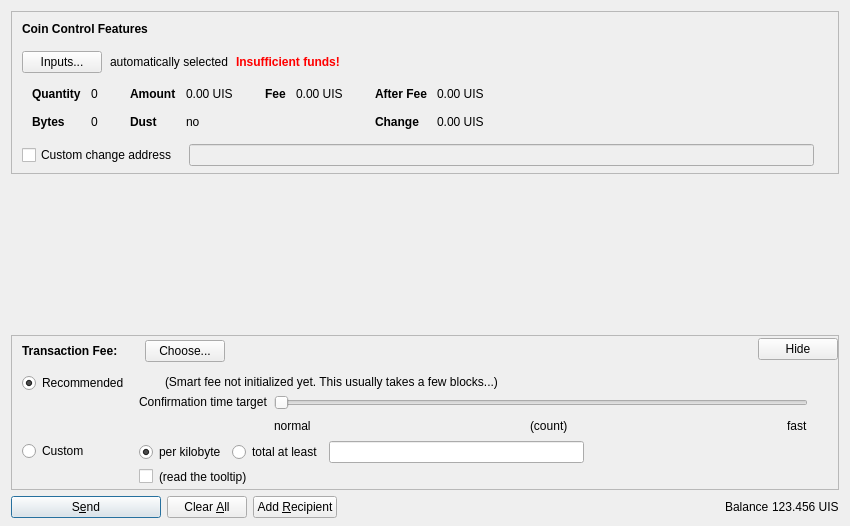
Above: src/qt/forms/sendcoinsdialog.ui from unitusdev/unitus before the change. Below: the same form after it.
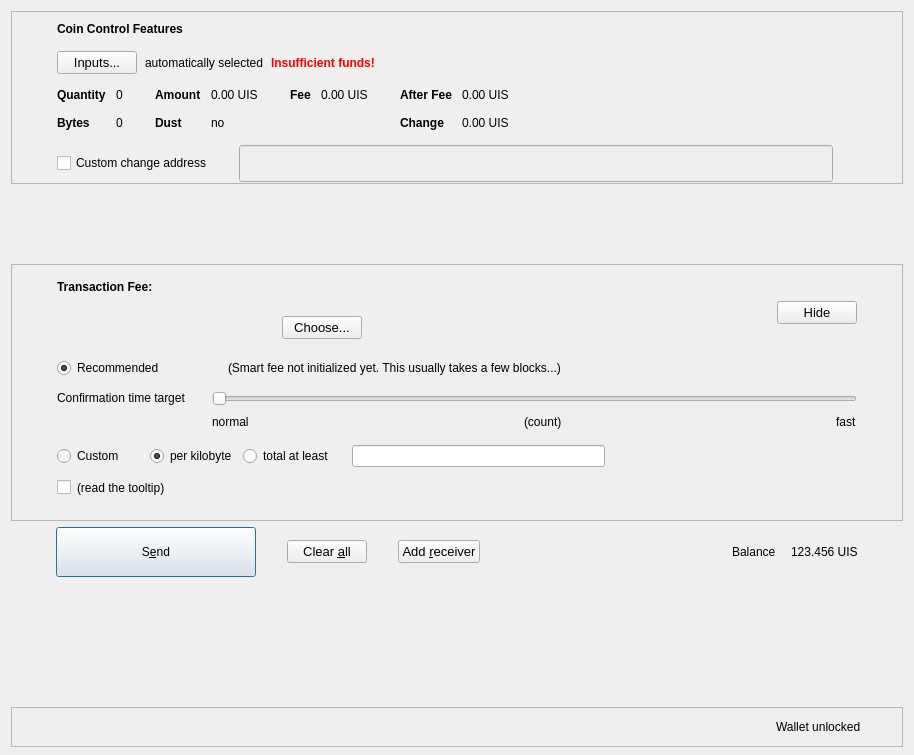
That is the form after the change. Icons and pictures are not drawn. Custom widgets are drawn as their Qt base class.

```diff
--- a/src/qt/forms/sendcoinsdialog.ui
+++ b/src/qt/forms/sendcoinsdialog.ui
@@ -6,14 +6,14 @@
    <rect>
     <x>0</x>
     <y>0</y>
-    <width>850</width>
-    <height>526</height>
+    <width>910</width>
+    <height>755</height>
    </rect>
   </property>
   <property name="windowTitle">
    <string>Send Coins</string>
   </property>
-  <layout class="QVBoxLayout" name="verticalLayout" stretch="0,1,0,0">
+  <layout class="QVBoxLayout" name="verticalLayout" stretch="0,0,0,0,0,0,0">
    <property name="bottomMargin">
     <number>8</number>
    </property>
@@ -51,7 +51,7 @@
        <number>0</number>
       </property>
       <property name="bottomMargin">
-       <number>6</number>
+       <number>0</number>
       </property>
       <item>
        <layout class="QVBoxLayout" name="verticalLayoutCoinControl" stretch="0,0,0,0,1">
@@ -59,11 +59,14 @@
          <number>0</number>
         </property>
         <property name="leftMargin">
-         <number>10</number>
+         <number>45</number>
         </property>
         <property name="topMargin">
          <number>10</number>
         </property>
+        <property name="rightMargin">
+         <number>45</number>
+        </property>
         <item>
          <layout class="QHBoxLayout" name="horizontalLayoutCoinControl1">
           <property name="bottomMargin">
@@ -103,6 +106,11 @@
           </property>
           <item>
            <widget class="QPushButton" name="pushButtonCoinControl">
+            <property name="font">
+             <font>
+              <pointsize>10</pointsize>
+             </font>
+            </property>
             <property name="styleSheet">
              <string notr="true"/>
             </property>
@@ -208,7 +216,7 @@
                 <number>14</number>
                </property>
                <property name="leftMargin">
-                <number>10</number>
+                <number>0</number>
                </property>
                <property name="topMargin">
                 <number>4</number>
@@ -499,7 +507,7 @@
          </widget>
         </item>
         <item>
-         <layout class="QHBoxLayout" name="horizontalLayoutCoinControl4" stretch="0,0,0">
+         <layout class="QHBoxLayout" name="horizontalLayoutCoinControl4" stretch="0,0,0,0">
           <property name="spacing">
            <number>12</number>
           </property>
@@ -522,6 +530,22 @@
             </property>
            </widget>
           </item>
+          <item>
+           <spacer name="horizontalSpacer_18">
+            <property name="orientation">
+             <enum>Qt::Horizontal</enum>
+            </property>
+            <property name="sizeType">
+             <enum>QSizePolicy::Fixed</enum>
+            </property>
+            <property name="sizeHint" stdset="0">
+             <size>
+              <width>15</width>
+              <height>20</height>
+             </size>
+            </property>
+           </spacer>
+          </item>
           <item>
            <widget class="QValidatedLineEdit" name="lineEditCoinControlChange">
             <property name="enabled">
@@ -533,6 +557,12 @@
               <verstretch>0</verstretch>
              </sizepolicy>
             </property>
+            <property name="minimumSize">
+             <size>
+              <width>0</width>
+              <height>37</height>
+             </size>
+            </property>
            </widget>
           </item>
           <item>
@@ -596,8 +626,8 @@
        <rect>
         <x>0</x>
         <y>0</y>
-        <width>832</width>
-        <height>69</height>
+        <width>892</width>
+        <height>73</height>
        </rect>
       </property>
       <property name="styleSheet">
@@ -685,10 +715,13 @@
          <number>0</number>
         </property>
         <property name="leftMargin">
-         <number>10</number>
+         <number>45</number>
         </property>
         <property name="topMargin">
-         <number>0</number>
+         <number>15</number>
+        </property>
+        <property name="rightMargin">
+         <number>45</number>
         </property>
         <item>
          <layout class="QHBoxLayout" name="horizontalLayoutFee1">
@@ -696,32 +729,8 @@
            <number>0</number>
           </property>
           <item>
-           <layout class="QVBoxLayout" name="verticalLayoutFee7">
-            <property name="spacing">
-             <number>0</number>
-            </property>
-            <item>
-             <spacer name="verticalSpacerSmartFee">
-              <property name="orientation">
-               <enum>Qt::Vertical</enum>
-              </property>
-              <property name="sizeType">
-               <enum>QSizePolicy::Fixed</enum>
-              </property>
-              <property name="sizeHint" stdset="0">
-               <size>
-                <width>1</width>
-                <height>4</height>
-               </size>
-              </property>
-             </spacer>
-            </item>
-            <item>
-             <layout class="QHBoxLayout" name="horizontalLayoutSmartFee">
-              <property name="spacing">
-               <number>10</number>
-              </property>
-              <item>
+           <layout class="QGridLayout" name="gridLayout">
+            <item row="0" column="0">
                <widget class="QLabel" name="labelFeeHeadline">
                 <property name="sizePolicy">
                  <sizepolicy hsizetype="Preferred" vsizetype="Maximum">
@@ -729,6 +738,12 @@
                   <verstretch>0</verstretch>
                  </sizepolicy>
                 </property>
+              <property name="minimumSize">
+               <size>
+                <width>225</width>
+                <height>0</height>
+               </size>
+              </property>
                 <property name="font">
                  <font>
                   <weight>75</weight>
@@ -743,31 +758,65 @@
                 </property>
                </widget>
               </item>
-              <item>
-               <widget class="QLabel" name="labelFeeMinimized">
-                <property name="text">
-                 <string/>
-                </property>
-               </widget>
-              </item>
-              <item>
+            <item row="2" column="1">
                <widget class="QPushButton" name="buttonChooseFee">
+              <property name="font">
+               <font>
+                <pointsize>10</pointsize>
+               </font>
+              </property>
                 <property name="text">
                  <string>Choose...</string>
                 </property>
                </widget>
               </item>
-             </layout>
-            </item>
+            <item row="2" column="0">
+             <layout class="QHBoxLayout" name="horizontalLayoutSmartFee">
+              <property name="spacing">
+               <number>10</number>
+              </property>
             <item>
+               <widget class="QLabel" name="labelFeeMinimized">
+                <property name="font">
+                 <font>
+                  <pointsize>12</pointsize>
+                 </font>
+                </property>
+                <property name="text">
+                 <string/>
+                </property>
+               </widget>
+              </item>
+             </layout>
+            </item>
+            <item row="1" column="0">
+             <spacer name="verticalSpacer_7">
+              <property name="orientation">
+               <enum>Qt::Vertical</enum>
+              </property>
+              <property name="sizeType">
+               <enum>QSizePolicy::Fixed</enum>
+              </property>
+              <property name="sizeHint" stdset="0">
+               <size>
+                <width>20</width>
+                <height>22</height>
+               </size>
+              </property>
+             </spacer>
+            </item>
+            <item row="5" column="1">
              <spacer name="verticalSpacer_5">
               <property name="orientation">
                <enum>Qt::Vertical</enum>
               </property>
+              <property name="sizeType">
+               <enum>QSizePolicy::Fixed</enum>
+              </property>
               <property name="sizeHint" stdset="0">
                <size>
-                <width>1</width>
-                <height>1</height>
+                <width>13</width>
+                <height>7</height>
                </size>
               </property>
              </spacer>
@@ -789,6 +838,11 @@
           </item>
           <item>
            <widget class="QPushButton" name="buttonMinimizeFee">
+            <property name="font">
+             <font>
+              <pointsize>10</pointsize>
+             </font>
+            </property>
             <property name="toolTip">
              <string>collapse fee-settings</string>
             </property>
@@ -831,163 +885,9 @@
              <property name="verticalSpacing">
               <number>4</number>
              </property>
-             <item row="1" column="1">
-              <layout class="QVBoxLayout" name="verticalLayoutFee8">
-               <property name="spacing">
-                <number>6</number>
-               </property>
-               <item>
-                <layout class="QHBoxLayout" name="horizontalLayoutFee13">
-                 <item>
-                  <widget class="QRadioButton" name="radioCustomPerKilobyte">
-                   <property name="toolTip">
-                    <string>If the custom fee is set to 1000 satoshis and the transaction is only 250 bytes, then &quot;per kilobyte&quot; only pays 250 satoshis in fee, while &quot;total at least&quot; pays 1000 satoshis. For transactions bigger than a kilobyte both pay by kilobyte.</string>
-                   </property>
-                   <property name="text">
-                    <string>per kilobyte</string>
-                   </property>
-                   <property name="checked">
-                    <bool>true</bool>
-                   </property>
-                   <attribute name="buttonGroup">
-                    <string notr="true">groupCustomFee</string>
-                   </attribute>
-                  </widget>
-                 </item>
-                 <item>
-                  <widget class="QRadioButton" name="radioCustomAtLeast">
-                   <property name="toolTip">
-                    <string>If the custom fee is set to 1000 satoshis and the transaction is only 250 bytes, then &quot;per kilobyte&quot; only pays 250 satoshis in fee, while &quot;total at least&quot; pays 1000 satoshis. For transactions bigger than a kilobyte both pay by kilobyte.</string>
-                   </property>
-                   <property name="text">
-                    <string>total at least</string>
-                   </property>
-                   <attribute name="buttonGroup">
-                    <string notr="true">groupCustomFee</string>
-                   </attribute>
-                  </widget>
-                 </item>
-                 <item>
-                  <widget class="BitcoinAmountField" name="customFee"/>
-                 </item>
-                 <item>
-                  <spacer name="horizontalSpacer_6">
-                   <property name="orientation">
-                    <enum>Qt::Horizontal</enum>
-                   </property>
-                   <property name="sizeHint" stdset="0">
-                    <size>
-                     <width>1</width>
-                     <height>1</height>
-                    </size>
-                   </property>
-                  </spacer>
-                 </item>
-                </layout>
-               </item>
-               <item>
-                <layout class="QHBoxLayout" name="horizontalLayoutFee8">
-                 <item>
-                  <widget class="QCheckBox" name="checkBoxMinimumFee">
-                   <property name="toolTip">
-                    <string>Paying only the minimum fee is just fine as long as there is less transaction volume than space in the blocks. But be aware that this can end up in a never confirming transaction once there is more demand for Unitus transactions than the network can process.</string>
-                   </property>
-                   <property name="text">
-                    <string/>
-                   </property>
-                  </widget>
-                 </item>
-                 <item>
-                  <widget class="QLabel" name="labelMinFeeWarning">
-                   <property name="enabled">
-                    <bool>true</bool>
-                   </property>
-                   <property name="toolTip">
-                    <string>Paying only the minimum fee is just fine as long as there is less transaction volume than space in the blocks. But be aware that this can end up in a never confirming transaction once there is more demand for Unitus transactions than the network can process.</string>
-                   </property>
-                   <property name="text">
-                    <string>(read the tooltip)</string>
-                   </property>
-                   <property name="margin">
-                    <number>5</number>
-                   </property>
-                  </widget>
-                 </item>
-                 <item>
-                  <spacer name="horizontalSpacer_2">
-                   <property name="orientation">
-                    <enum>Qt::Horizontal</enum>
-                   </property>
-                   <property name="sizeHint" stdset="0">
-                    <size>
-                     <width>1</width>
-                     <height>1</height>
-                    </size>
-                   </property>
-                  </spacer>
-                 </item>
-                </layout>
-               </item>
-              </layout>
-             </item>
              <item row="0" column="0">
               <layout class="QVBoxLayout" name="verticalLayoutFee4" stretch="0,1">
                <item>
-                <widget class="QRadioButton" name="radioSmartFee">
-                 <property name="text">
-                  <string>Recommended</string>
-                 </property>
-                 <property name="checked">
-                  <bool>true</bool>
-                 </property>
-                 <attribute name="buttonGroup">
-                  <string notr="true">groupFee</string>
-                 </attribute>
-                </widget>
-               </item>
-               <item>
-                <spacer name="verticalSpacer_2">
-                 <property name="orientation">
-                  <enum>Qt::Vertical</enum>
-                 </property>
-                 <property name="sizeHint" stdset="0">
-                  <size>
-                   <width>1</width>
-                   <height>1</height>
-                  </size>
-                 </property>
-                </spacer>
-               </item>
-              </layout>
-             </item>
-             <item row="1" column="0">
-              <layout class="QVBoxLayout" name="verticalLayoutFee9" stretch="0,1">
-               <item>
-                <widget class="QRadioButton" name="radioCustomFee">
-                 <property name="text">
-                  <string>Custom</string>
-                 </property>
-                 <attribute name="buttonGroup">
-                  <string notr="true">groupFee</string>
-                 </attribute>
-                </widget>
-               </item>
-               <item>
-                <spacer name="verticalSpacer_6">
-                 <property name="orientation">
-                  <enum>Qt::Vertical</enum>
-                 </property>
-                 <property name="sizeHint" stdset="0">
-                  <size>
-                   <width>1</width>
-                   <height>1</height>
-                  </size>
-                 </property>
-                </spacer>
-               </item>
-              </layout>
-             </item>
-             <item row="0" column="1">
               <layout class="QVBoxLayout" name="verticalLayoutFee3" stretch="0,0,1">
                <property name="spacing">
                 <number>6</number>
@@ -997,6 +897,35 @@
                </property>
                <item>
                 <layout class="QHBoxLayout" name="horizontalLayoutFee12">
+                   <item>
+                    <widget class="QRadioButton" name="radioSmartFee">
+                     <property name="text">
+                      <string>Recommended</string>
+                     </property>
+                     <property name="checked">
+                      <bool>true</bool>
+                     </property>
+                     <attribute name="buttonGroup">
+                      <string notr="true">groupFee</string>
+                     </attribute>
+                    </widget>
+                   </item>
+                   <item>
+                    <spacer name="horizontalSpacer_11">
+                     <property name="orientation">
+                      <enum>Qt::Horizontal</enum>
+                     </property>
+                     <property name="sizeType">
+                      <enum>QSizePolicy::Fixed</enum>
+                     </property>
+                     <property name="sizeHint" stdset="0">
+                      <size>
+                       <width>20</width>
+                       <height>20</height>
+                      </size>
+                     </property>
+                    </spacer>
+                   </item>
                  <item>
                   <widget class="QLabel" name="labelSmartFee">
                    <property name="text">
@@ -1007,6 +936,22 @@
                    </property>
                   </widget>
                  </item>
+                   <item>
+                    <spacer name="horizontalSpacer_14">
+                     <property name="orientation">
+                      <enum>Qt::Horizontal</enum>
+                     </property>
+                     <property name="sizeType">
+                      <enum>QSizePolicy::Fixed</enum>
+                     </property>
+                     <property name="sizeHint" stdset="0">
+                      <size>
+                       <width>12</width>
+                       <height>20</height>
+                      </size>
+                     </property>
+                    </spacer>
+                   </item>
                  <item>
                   <widget class="QLabel" name="labelFeeEstimation">
                    <property name="text">
@@ -1041,8 +986,17 @@
                </item>
                <item>
                 <layout class="QHBoxLayout" name="horizontalLayoutFee9">
+                   <property name="topMargin">
+                    <number>7</number>
+                   </property>
+                   <property name="bottomMargin">
+                    <number>7</number>
+                   </property>
                  <item>
                   <layout class="QVBoxLayout" name="verticalLayoutFee6">
+                     <property name="rightMargin">
+                      <number>20</number>
+                     </property>
                    <item>
                     <widget class="QLabel" name="labelSmartFee3">
                      <property name="text">
@@ -1071,7 +1025,7 @@
                  <item>
                   <layout class="QVBoxLayout" name="verticalLayoutFee5">
                    <property name="rightMargin">
-                    <number>30</number>
+                      <number>0</number>
                    </property>
                    <item>
                     <widget class="QSlider" name="sliderSmartFee">
@@ -1171,6 +1125,182 @@
                </item>
               </layout>
              </item>
+               <item>
+                <spacer name="verticalSpacer_2">
+                 <property name="orientation">
+                  <enum>Qt::Vertical</enum>
+                 </property>
+                 <property name="sizeHint" stdset="0">
+                  <size>
+                   <width>1</width>
+                   <height>1</height>
+                  </size>
+                 </property>
+                </spacer>
+               </item>
+              </layout>
+             </item>
+             <item row="1" column="0">
+              <layout class="QVBoxLayout" name="verticalLayoutFee9" stretch="0,1">
+               <item>
+                <layout class="QVBoxLayout" name="verticalLayoutFee8">
+                 <property name="spacing">
+                  <number>6</number>
+                 </property>
+                 <item>
+                  <layout class="QHBoxLayout" name="horizontalLayoutFee13">
+                   <item>
+                    <widget class="QRadioButton" name="radioCustomFee">
+                     <property name="text">
+                      <string>Custom</string>
+                     </property>
+                     <attribute name="buttonGroup">
+                      <string notr="true">groupFee</string>
+                     </attribute>
+                    </widget>
+                   </item>
+                   <item>
+                    <spacer name="horizontalSpacer_16">
+                     <property name="orientation">
+                      <enum>Qt::Horizontal</enum>
+                     </property>
+                     <property name="sizeType">
+                      <enum>QSizePolicy::Fixed</enum>
+                     </property>
+                     <property name="sizeHint" stdset="0">
+                      <size>
+                       <width>20</width>
+                       <height>20</height>
+                      </size>
+                     </property>
+                    </spacer>
+                   </item>
+                   <item>
+                    <widget class="QRadioButton" name="radioCustomPerKilobyte">
+                     <property name="toolTip">
+                      <string>If the custom fee is set to 1000 satoshis and the transaction is only 250 bytes, then &quot;per kilobyte&quot; only pays 250 satoshis in fee, while &quot;total at least&quot; pays 1000 satoshis. For transactions bigger than a kilobyte both pay by kilobyte.</string>
+                     </property>
+                     <property name="text">
+                      <string>per kilobyte</string>
+                     </property>
+                     <property name="checked">
+                      <bool>true</bool>
+                     </property>
+                     <attribute name="buttonGroup">
+                      <string notr="true">groupCustomFee</string>
+                     </attribute>
+                    </widget>
+                   </item>
+                   <item>
+                    <widget class="QRadioButton" name="radioCustomAtLeast">
+                     <property name="toolTip">
+                      <string>If the custom fee is set to 1000 satoshis and the transaction is only 250 bytes, then &quot;per kilobyte&quot; only pays 250 satoshis in fee, while &quot;total at least&quot; pays 1000 satoshis. For transactions bigger than a kilobyte both pay by kilobyte.</string>
+                     </property>
+                     <property name="text">
+                      <string>total at least</string>
+                     </property>
+                     <attribute name="buttonGroup">
+                      <string notr="true">groupCustomFee</string>
+                     </attribute>
+                    </widget>
+                   </item>
+                   <item>
+                    <spacer name="horizontalSpacer_17">
+                     <property name="orientation">
+                      <enum>Qt::Horizontal</enum>
+                     </property>
+                     <property name="sizeType">
+                      <enum>QSizePolicy::Fixed</enum>
+                     </property>
+                     <property name="sizeHint" stdset="0">
+                      <size>
+                       <width>12</width>
+                       <height>20</height>
+                      </size>
+                     </property>
+                    </spacer>
+                   </item>
+                   <item>
+                    <widget class="BitcoinAmountField" name="customFee"/>
+                   </item>
+                   <item>
+                    <spacer name="horizontalSpacer_6">
+                     <property name="orientation">
+                      <enum>Qt::Horizontal</enum>
+                     </property>
+                     <property name="sizeHint" stdset="0">
+                      <size>
+                       <width>1</width>
+                       <height>1</height>
+                      </size>
+                     </property>
+                    </spacer>
+                   </item>
+                  </layout>
+                 </item>
+                 <item>
+                  <layout class="QHBoxLayout" name="horizontalLayoutFee8">
+                   <property name="topMargin">
+                    <number>7</number>
+                   </property>
+                   <item>
+                    <widget class="QCheckBox" name="checkBoxMinimumFee">
+                     <property name="toolTip">
+                      <string>Paying only the minimum fee is just fine as long as there is less transaction volume than space in the blocks. But be aware that this can end up in a never confirming transaction once there is more demand for Unitus transactions than the network can process.</string>
+                     </property>
+                     <property name="text">
+                      <string/>
+                     </property>
+                    </widget>
+                   </item>
+                   <item>
+                    <widget class="QLabel" name="labelMinFeeWarning">
+                     <property name="enabled">
+                      <bool>true</bool>
+                     </property>
+                     <property name="toolTip">
+                      <string>Paying only the minimum fee is just fine as long as there is less transaction volume than space in the blocks. But be aware that this can end up in a never confirming transaction once there is more demand for Unitus transactions than the network can process.</string>
+                     </property>
+                     <property name="text">
+                      <string>(read the tooltip)</string>
+                     </property>
+                     <property name="margin">
+                      <number>5</number>
+                     </property>
+                    </widget>
+                   </item>
+                   <item>
+                    <spacer name="horizontalSpacer_2">
+                     <property name="orientation">
+                      <enum>Qt::Horizontal</enum>
+                     </property>
+                     <property name="sizeHint" stdset="0">
+                      <size>
+                       <width>1</width>
+                       <height>1</height>
+                      </size>
+                     </property>
+                    </spacer>
+                   </item>
+                  </layout>
+                 </item>
+                </layout>
+               </item>
+               <item>
+                <spacer name="verticalSpacer_6">
+                 <property name="orientation">
+                  <enum>Qt::Vertical</enum>
+                 </property>
+                 <property name="sizeHint" stdset="0">
+                  <size>
+                   <width>1</width>
+                   <height>1</height>
+                  </size>
+                 </property>
+                </spacer>
+               </item>
+              </layout>
+             </item>
             </layout>
            </item>
           </layout>
@@ -1181,10 +1311,13 @@
           <property name="orientation">
            <enum>Qt::Vertical</enum>
           </property>
+          <property name="sizeType">
+           <enum>QSizePolicy::Fixed</enum>
+          </property>
           <property name="sizeHint" stdset="0">
            <size>
             <width>800</width>
-            <height>1</height>
+            <height>20</height>
            </size>
           </property>
          </spacer>
@@ -1196,12 +1329,18 @@
    </item>
    <item>
     <layout class="QHBoxLayout" name="horizontalLayout">
+     <property name="leftMargin">
+      <number>45</number>
+     </property>
+     <property name="rightMargin">
+      <number>45</number>
+     </property>
      <item>
       <widget class="QPushButton" name="sendButton">
        <property name="minimumSize">
         <size>
-         <width>150</width>
-         <height>0</height>
+         <width>200</width>
+         <height>50</height>
         </size>
        </property>
        <property name="toolTip">
@@ -1214,6 +1353,12 @@
         <iconset resource="../bitcoin.qrc">
          <normaloff>:/icons/send</normaloff>:/icons/send</iconset>
        </property>
+       <property name="iconSize">
+        <size>
+         <width>30</width>
+         <height>30</height>
+        </size>
+       </property>
        <property name="autoDefault">
         <bool>false</bool>
        </property>
@@ -1222,6 +1367,22 @@
        </property>
       </widget>
      </item>
+     <item>
+      <spacer name="horizontalSpacer_8">
+       <property name="orientation">
+        <enum>Qt::Horizontal</enum>
+       </property>
+       <property name="sizeType">
+        <enum>QSizePolicy::Fixed</enum>
+       </property>
+       <property name="sizeHint" stdset="0">
+        <size>
+         <width>25</width>
+         <height>20</height>
+        </size>
+       </property>
+      </spacer>
+     </item>
      <item>
       <widget class="QPushButton" name="clearButton">
        <property name="sizePolicy">
@@ -1230,11 +1391,16 @@
          <verstretch>0</verstretch>
         </sizepolicy>
        </property>
+       <property name="font">
+        <font>
+         <pointsize>10</pointsize>
+        </font>
+       </property>
        <property name="toolTip">
         <string>Clear all fields of the form.</string>
        </property>
        <property name="text">
-        <string>Clear &amp;All</string>
+        <string>Clear &amp;all</string>
        </property>
        <property name="icon">
         <iconset resource="../bitcoin.qrc">
@@ -1245,13 +1411,34 @@
        </property>
       </widget>
      </item>
+     <item>
+      <spacer name="horizontalSpacer_9">
+       <property name="orientation">
+        <enum>Qt::Horizontal</enum>
+       </property>
+       <property name="sizeType">
+        <enum>QSizePolicy::Fixed</enum>
+       </property>
+       <property name="sizeHint" stdset="0">
+        <size>
+         <width>25</width>
+         <height>20</height>
+        </size>
+       </property>
+      </spacer>
+     </item>
      <item>
       <widget class="QPushButton" name="addButton">
+       <property name="font">
+        <font>
+         <pointsize>10</pointsize>
+        </font>
+       </property>
        <property name="toolTip">
         <string>Send to multiple recipients at once</string>
        </property>
        <property name="text">
-        <string>Add &amp;Recipient</string>
+        <string>Add &amp;receiver</string>
        </property>
        <property name="icon">
         <iconset resource="../bitcoin.qrc">
@@ -1293,6 +1480,22 @@
          </property>
         </widget>
        </item>
+       <item>
+        <spacer name="horizontalSpacer_10">
+         <property name="orientation">
+          <enum>Qt::Horizontal</enum>
+         </property>
+         <property name="sizeType">
+          <enum>QSizePolicy::Fixed</enum>
+         </property>
+         <property name="sizeHint" stdset="0">
+          <size>
+           <width>12</width>
+           <height>20</height>
+          </size>
+         </property>
+        </spacer>
+       </item>
        <item>
         <widget class="QLabel" name="labelBalance">
          <property name="sizePolicy">
@@ -1316,20 +1519,140 @@
      </item>
     </layout>
    </item>
+   <item>
+    <spacer name="verticalSpacer_8">
+     <property name="orientation">
+      <enum>Qt::Vertical</enum>
+     </property>
+     <property name="sizeHint" stdset="0">
+      <size>
+       <width>17</width>
+       <height>32</height>
+      </size>
+     </property>
+    </spacer>
+   </item>
+   <item>
+    <spacer name="verticalSpacer">
+     <property name="orientation">
+      <enum>Qt::Vertical</enum>
+     </property>
+     <property name="sizeHint" stdset="0">
+      <size>
+       <width>20</width>
+       <height>40</height>
+      </size>
+     </property>
+    </spacer>
+   </item>
+   <item>
+    <widget class="QFrame" name="frameTemp">
+     <property name="sizePolicy">
+      <sizepolicy hsizetype="Expanding" vsizetype="Preferred">
+       <horstretch>0</horstretch>
+       <verstretch>0</verstretch>
+      </sizepolicy>
+     </property>
+     <property name="minimumSize">
+      <size>
+       <width>0</width>
+       <height>35</height>
+      </size>
+     </property>
+     <property name="frameShape">
+      <enum>QFrame::StyledPanel</enum>
+     </property>
+     <property name="frameShadow">
+      <enum>QFrame::Raised</enum>
+     </property>
+     <layout class="QHBoxLayout" name="horizontalLayout_4">
+      <item>
+       <spacer name="horizontalSpacer_12">
+        <property name="orientation">
+         <enum>Qt::Horizontal</enum>
+        </property>
+        <property name="sizeType">
+         <enum>QSizePolicy::Expanding</enum>
+        </property>
+        <property name="sizeHint" stdset="0">
+         <size>
+          <width>364</width>
+          <height>12</height>
+         </size>
+        </property>
+       </spacer>
+      </item>
+      <item>
+       <widget class="QLabel" name="walletUnlockedIcon">
+        <property name="text">
+         <string/>
+        </property>
+        <property name="pixmap">
+         <pixmap resource="../bitcoin.qrc">:/icons/lock_open</pixmap>
+        </property>
+       </widget>
+      </item>
+      <item>
+       <spacer name="horizontalSpacer_13">
+        <property name="orientation">
+         <enum>Qt::Horizontal</enum>
+        </property>
+        <property name="sizeType">
+         <enum>QSizePolicy::Fixed</enum>
+        </property>
+        <property name="sizeHint" stdset="0">
+         <size>
+          <width>13</width>
+          <height>12</height>
+         </size>
+        </property>
+       </spacer>
+      </item>
+      <item>
+       <widget class="QLabel" name="walletUnlockedLabel">
+        <property name="font">
+         <font>
+          <pointsize>9</pointsize>
+         </font>
+        </property>
+        <property name="text">
+         <string>Wallet unlocked</string>
+        </property>
+       </widget>
+      </item>
+      <item>
+       <spacer name="horizontalSpacer_15">
+        <property name="orientation">
+         <enum>Qt::Horizontal</enum>
+        </property>
+        <property name="sizeType">
+         <enum>QSizePolicy::Fixed</enum>
+        </property>
+        <property name="sizeHint" stdset="0">
+         <size>
+          <width>32</width>
+          <height>20</height>
+         </size>
+        </property>
+       </spacer>
+      </item>
+     </layout>
+    </widget>
+   </item>
   </layout>
  </widget>
  <customwidgets>
+  <customwidget>
+   <class>QValidatedLineEdit</class>
+   <extends>QLineEdit</extends>
+   <header>qvalidatedlineedit.h</header>
+  </customwidget>
   <customwidget>
    <class>BitcoinAmountField</class>
    <extends>QLineEdit</extends>
    <header>bitcoinamountfield.h</header>
    <container>1</container>
   </customwidget>
-  <customwidget>
-   <class>QValidatedLineEdit</class>
-   <extends>QLineEdit</extends>
-   <header>qvalidatedlineedit.h</header>
-  </customwidget>
  </customwidgets>
  <resources>
   <include location="../bitcoin.qrc"/>
```
Left out of the diff: 2 changed lines with no effect on the pictures. Lines whose indentation alone changed are shown as unchanged.
